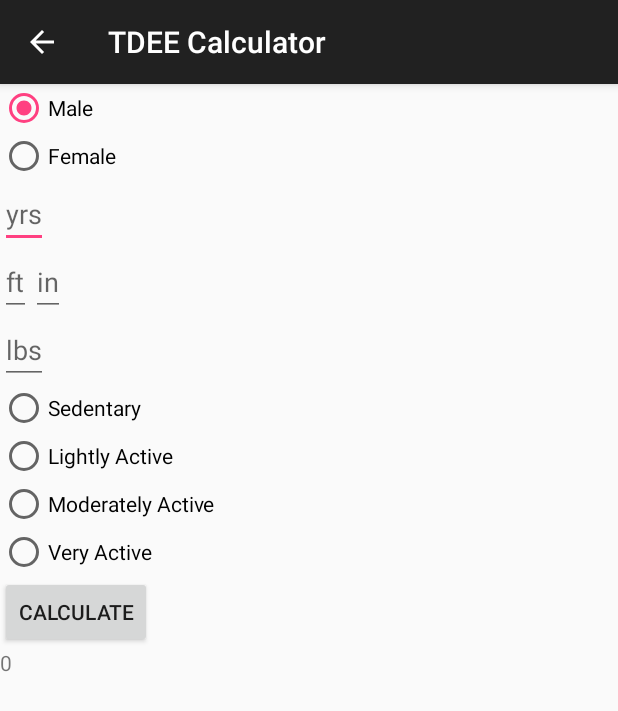
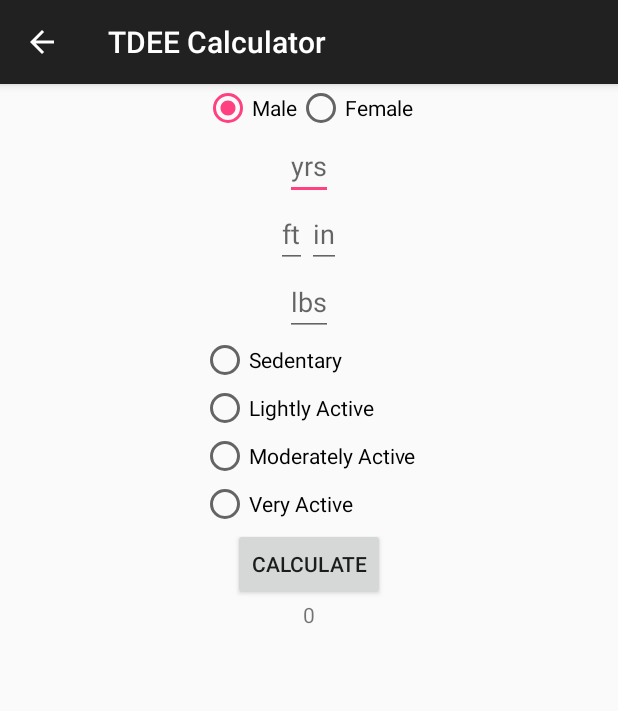
Before and after one commit to Larry-Osakwe/BetterSelf, an Android app: the EatActivity screen opened directly, with no data from a screen before it, on a phone screen of 412 x 824 dp. Shown: the top 711 px of the screen. Run offline under Robolectric (Android 15) with nearby library versions, the phone set to English and light mode, and no system bars.

```diff
--- a/app/src/main/res/layout/activity_eat.xml
+++ b/app/src/main/res/layout/activity_eat.xml
@@ -11,7 +11,9 @@
     <RadioGroup
         android:id="@+id/male_or_female"
         android:layout_width="wrap_content"
-        android:layout_height="wrap_content">
+        android:layout_height="wrap_content"
+        android:orientation="horizontal"
+        android:layout_gravity="center_horizontal">
 
         <RadioButton
             android:id="@+id/male"
@@ -34,19 +36,22 @@
         android:layout_width="wrap_content"
         android:layout_height="wrap_content"
         android:hint="yrs"
-        android:inputType="number" />
+        android:inputType="number"
+        android:layout_gravity="center_horizontal"/>
 
     <LinearLayout
         android:layout_width="wrap_content"
         android:layout_height="wrap_content"
-        android:orientation="horizontal">
+        android:orientation="horizontal"
+        android:layout_gravity="center_horizontal">
 
         <EditText
             android:id="@+id/feet"
             android:layout_width="wrap_content"
             android:layout_height="wrap_content"
             android:hint="ft"
-            android:inputType="number" />
+            android:inputType="number"
+            />
 
         <EditText
             android:id="@+id/inches"
@@ -63,11 +68,14 @@
         android:layout_width="wrap_content"
         android:layout_height="wrap_content"
         android:hint="lbs"
-        android:inputType="number" />
+        android:inputType="number"
+        android:layout_gravity="center_horizontal"/>
 
     <RadioGroup
+        android:id="@+id/activity_group"
         android:layout_width="wrap_content"
-        android:layout_height="wrap_content">
+        android:layout_height="wrap_content"
+        android:layout_gravity="center_horizontal">
 
         <RadioButton
             android:layout_width="wrap_content"
@@ -95,13 +103,15 @@
         android:id="@+id/calculate"
         android:layout_width="wrap_content"
         android:layout_height="wrap_content"
-        android:text="Calculate"/>
+        android:text="Calculate"
+        android:layout_gravity="center_horizontal"/>
 
     <TextView
         android:id="@+id/tdee"
         android:layout_width="wrap_content"
         android:layout_height="wrap_content"
-        android:text="0"/>
+        android:text="0"
+        android:layout_gravity="center_horizontal"/>
 
 
 </LinearLayout>
```
Also changed, not shown: app/src/main/java/com/larry/osakwe/betterself/EatActivity.java (+17 -9 lines).
